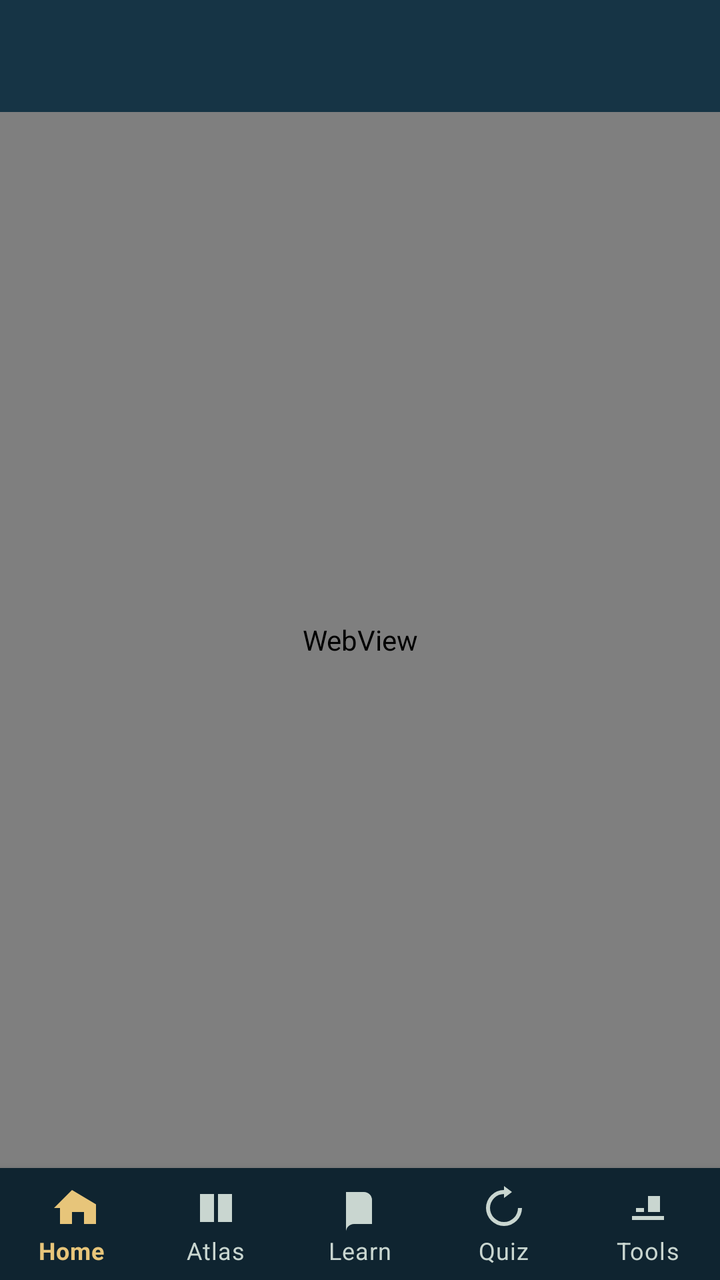
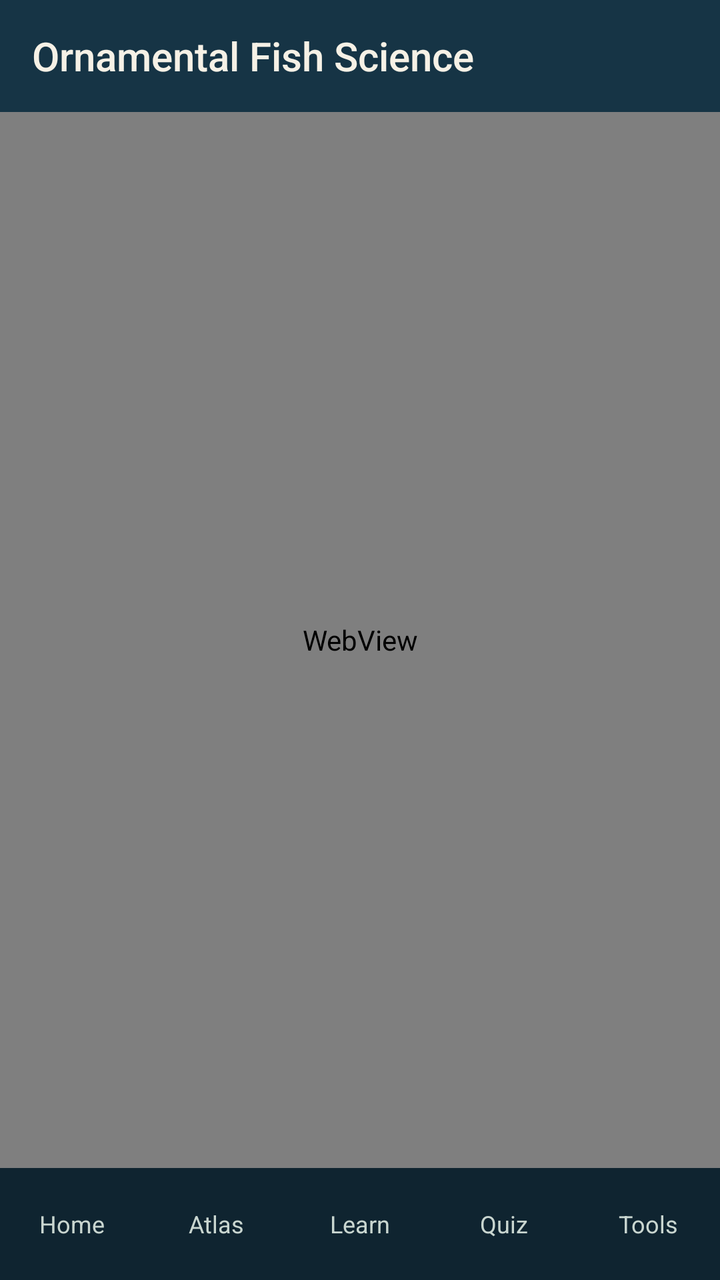

Before-and-after screenshots of an Android layout around one commit, followed by the original layout XML and the change that was made.
<!-- AndroidManifest.xml: activity theme Theme.OrnamentalFish.Splash -->
<!-- res/layout/activity_main.xml -->
<?xml version="1.0" encoding="utf-8"?>
<LinearLayout xmlns:android="http://schemas.android.com/apk/res/android"
    xmlns:app="http://schemas.android.com/apk/res-auto"
    android:layout_width="match_parent"
    android:layout_height="match_parent"
    android:orientation="vertical"
    android:background="@color/navy">

    <androidx.appcompat.widget.Toolbar
        android:id="@+id/toolbar"
        android:layout_width="match_parent"
        android:layout_height="?attr/actionBarSize"
        android:background="@color/navy"
        android:theme="@style/ThemeOverlay.OrnamentalFish.Toolbar"
        app:titleTextColor="@color/paper"
        app:subtitleTextColor="@color/paper" />

    <WebView
        android:id="@+id/webview"
        android:layout_width="match_parent"
        android:layout_height="0dp"
        android:layout_weight="1" />

    <com.google.android.material.bottomnavigation.BottomNavigationView
        android:id="@+id/bottom_nav"
        android:layout_width="match_parent"
        android:layout_height="wrap_content"
        android:background="@color/navy2"
        app:itemIconTint="@color/bottom_nav_color"
        app:itemTextColor="@color/bottom_nav_color"
        app:labelVisibilityMode="labeled"
        app:menu="@menu/bottom_nav" />
</LinearLayout>
<!-- resources referenced by this layout -->
<resources>
  <color name="navy">#163445</color>
  <color name="navy2">#0F2430</color>
  <color name="paper">#F6F1E6</color>
  <style name="ThemeOverlay.OrnamentalFish.Toolbar" parent="ThemeOverlay.MaterialComponents.Dark.ActionBar">
          <item name="android:textColorPrimary">@color/paper</item>
          <item name="android:textColorSecondary">@color/gold_soft</item>
      </style>
  <style name="Theme.OrnamentalFish.Splash" parent="Theme.OrnamentalFish">
          <item name="android:windowBackground">@color/navy2</item>
      </style>
  <color name="gold_soft">#E7C57A</color>
  <style name="Theme.OrnamentalFish" parent="Theme.MaterialComponents.Light.NoActionBar">
          <item name="colorPrimary">@color/navy</item>
          <item name="colorPrimaryVariant">@color/navy2</item>
          <item name="colorOnPrimary">@color/paper</item>
          <item name="colorSecondary">@color/gold</item>
          <item name="colorOnSecondary">@color/paper</item>
          <item name="android:statusBarColor">@color/navy2</item>
          <item name="android:navigationBarColor">@color/navy2</item>
          <item name="android:windowBackground">@color/paper</item>
      </style>
  <color name="gold">#7D5116</color>
</resources>

<!-- the commit's change to res/layout/activity_main.xml (unified diff, before → after) -->
@@ -1,19 +1,18 @@
 <?xml version="1.0" encoding="utf-8"?>
 <LinearLayout xmlns:android="http://schemas.android.com/apk/res/android"
-    xmlns:app="http://schemas.android.com/apk/res-auto"
     android:layout_width="match_parent"
     android:layout_height="match_parent"
     android:orientation="vertical"
     android:background="@color/navy">
 
-    <androidx.appcompat.widget.Toolbar
+    <Toolbar
         android:id="@+id/toolbar"
         android:layout_width="match_parent"
-        android:layout_height="?attr/actionBarSize"
+        android:layout_height="56dp"
         android:background="@color/navy"
-        android:theme="@style/ThemeOverlay.OrnamentalFish.Toolbar"
-        app:titleTextColor="@color/paper"
-        app:subtitleTextColor="@color/paper" />
+        android:title="@string/app_name"
+        android:titleTextColor="@color/paper"
+        android:subtitleTextColor="@color/gold_soft" />
 
     <WebView
         android:id="@+id/webview"
@@ -21,13 +20,36 @@
         android:layout_height="0dp"
         android:layout_weight="1" />
 
-    <com.google.android.material.bottomnavigation.BottomNavigationView
+    <LinearLayout
         android:id="@+id/bottom_nav"
         android:layout_width="match_parent"
-        android:layout_height="wrap_content"
+        android:layout_height="56dp"
         android:background="@color/navy2"
-        app:itemIconTint="@color/bottom_nav_color"
-        app:itemTextColor="@color/bottom_nav_color"
-        app:labelVisibilityMode="labeled"
-        app:menu="@menu/bottom_nav" />
+        android:orientation="horizontal">
+
+        <TextView
+            android:id="@+id/nav_home"
+            style="@style/NavTab"
+            android:text="@string/nav_home" />
+
+        <TextView
+            android:id="@+id/nav_atlas"
+            style="@style/NavTab"
+            android:text="@string/nav_atlas" />
+
+        <TextView
+            android:id="@+id/nav_learn"
+            style="@style/NavTab"
+            android:text="@string/nav_learn" />
+
+        <TextView
+            android:id="@+id/nav_quiz"
+            style="@style/NavTab"
+            android:text="@string/nav_quiz" />
+
+        <TextView
+            android:id="@+id/nav_tools"
+            style="@style/NavTab"
+            android:text="@string/nav_tools" />
+    </LinearLayout>
 </LinearLayout>
<!-- resource entries referenced after the edit -->
@@ -1,26 +1,38 @@
 <!-- resources referenced by this layout -->
 <resources>
+  <color name="gold_soft">#E7C57A</color>
   <color name="navy">#163445</color>
   <color name="navy2">#0F2430</color>
   <color name="paper">#F6F1E6</color>
-  <style name="ThemeOverlay.OrnamentalFish.Toolbar" parent="ThemeOverlay.MaterialComponents.Dark.ActionBar">
-          <item name="android:textColorPrimary">@color/paper</item>
-          <item name="android:textColorSecondary">@color/gold_soft</item>
+  <string name="app_name">Ornamental Fish Science</string>
+  <string name="nav_atlas">Atlas</string>
+  <string name="nav_home">Home</string>
+  <string name="nav_learn">Learn</string>
+  <string name="nav_quiz">Quiz</string>
+  <string name="nav_tools">Tools</string>
+  <style name="NavTab">
+          <item name="android:layout_width">0dp</item>
+          <item name="android:layout_height">match_parent</item>
+          <item name="android:layout_weight">1</item>
+          <item name="android:gravity">center</item>
+          <item name="android:textColor">@color/nav_idle</item>
+          <item name="android:textSize">12sp</item>
+          <item name="android:clickable">true</item>
+          <item name="android:focusable">true</item>
       </style>
   <style name="Theme.OrnamentalFish.Splash" parent="Theme.OrnamentalFish">
           <item name="android:windowBackground">@color/navy2</item>
       </style>
-  <color name="gold_soft">#E7C57A</color>
-  <style name="Theme.OrnamentalFish" parent="Theme.MaterialComponents.Light.NoActionBar">
-          <item name="colorPrimary">@color/navy</item>
-          <item name="colorPrimaryVariant">@color/navy2</item>
-          <item name="colorOnPrimary">@color/paper</item>
-          <item name="colorSecondary">@color/gold</item>
-          <item name="colorOnSecondary">@color/paper</item>
+  <color name="nav_idle">#C9D6D0</color>
+  <style name="Theme.OrnamentalFish" parent="@android:style/Theme.Material.Light.NoActionBar">
           <item name="android:statusBarColor">@color/navy2</item>
           <item name="android:navigationBarColor">@color/navy2</item>
           <item name="android:windowBackground">@color/paper</item>
+          <item name="android:colorPrimary">@color/navy</item>
+          <item name="android:colorAccent">@color/gold</item>
+          <item name="android:textColorPrimary">@color/ink</item>
       </style>
   <color name="gold">#7D5116</color>
+  <color name="ink">#1C2430</color>
 </resources>
 
